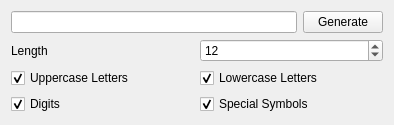
Above: PhraseGen/mainwindow.ui from igormironchik/tools before the change. Below: the same form after it.
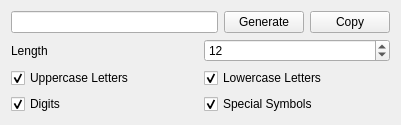
That is the form after the change.

Commit message: Improved user experience in PhraseGen.

What changed in the file:
```diff
--- a/PhraseGen/mainwindow.ui
+++ b/PhraseGen/mainwindow.ui
@@ -6,7 +6,7 @@
    <rect>
     <x>0</x>
     <y>0</y>
-    <width>394</width>
+    <width>401</width>
     <height>123</height>
    </rect>
   </property>
@@ -30,6 +30,16 @@
        </property>
       </widget>
      </item>
+     <item>
+      <widget class="QPushButton" name="m_copy">
+       <property name="enabled">
+        <bool>true</bool>
+       </property>
+       <property name="text">
+        <string>Copy</string>
+       </property>
+      </widget>
+     </item>
     </layout>
    </item>
    <item>
```
Left out of the diff: 2 changed lines with no effect on the pictures. The commit also changes 2 other files.
